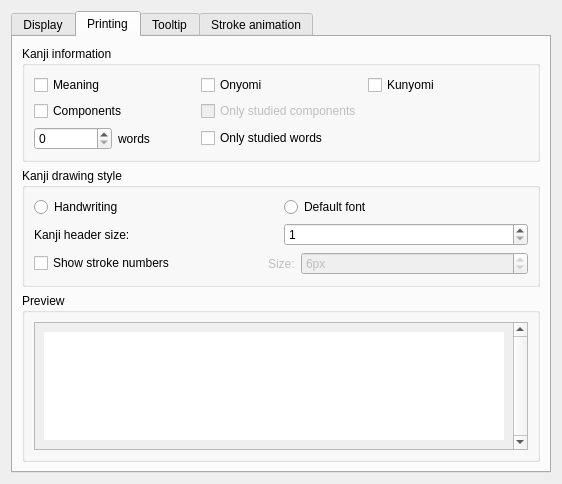
Gnurou/tagainijisho, file src/gui/kanjidic2/Kanjidic2Preferences.ui: the form before one commit.
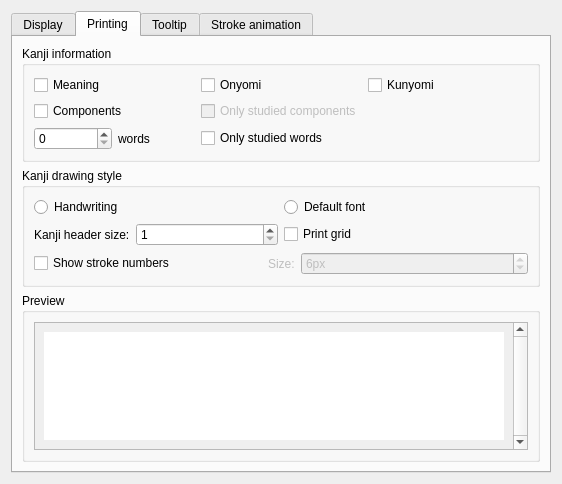
The form after the commit. The open tabs and pages were chosen to show the change. Icons and pictures are not drawn.

Commit message: Added option to print grid with kanji entries

```diff
--- a/src/gui/kanjidic2/Kanjidic2Preferences.ui
+++ b/src/gui/kanjidic2/Kanjidic2Preferences.ui
@@ -302,13 +302,15 @@
           <item>
            <layout class="QHBoxLayout" name="horizontalLayout_6">
             <item>
+             <layout class="QFormLayout" name="formLayout_2">
+              <item row="0" column="0">
              <widget class="QLabel" name="label_3">
               <property name="text">
                <string>Kanji header size:</string>
               </property>
              </widget>
             </item>
-            <item>
+              <item row="0" column="1">
              <widget class="QSpinBox" name="kanjiPrintSize">
               <property name="minimum">
                <number>1</number>
@@ -321,6 +323,15 @@
            </layout>
           </item>
           <item>
+             <widget class="QCheckBox" name="printGrid">
+              <property name="text">
+               <string>Print grid</string>
+              </property>
+             </widget>
+            </item>
+           </layout>
+          </item>
+          <item>
            <layout class="QHBoxLayout" name="horizontalLayout_9">
             <item>
              <widget class="QCheckBox" name="printStrokesNumbersButton">
```
Left out of the diff: 2 changed lines with no effect on the pictures. Lines whose indentation alone changed are shown as unchanged. The commit also changes 4 other files.
